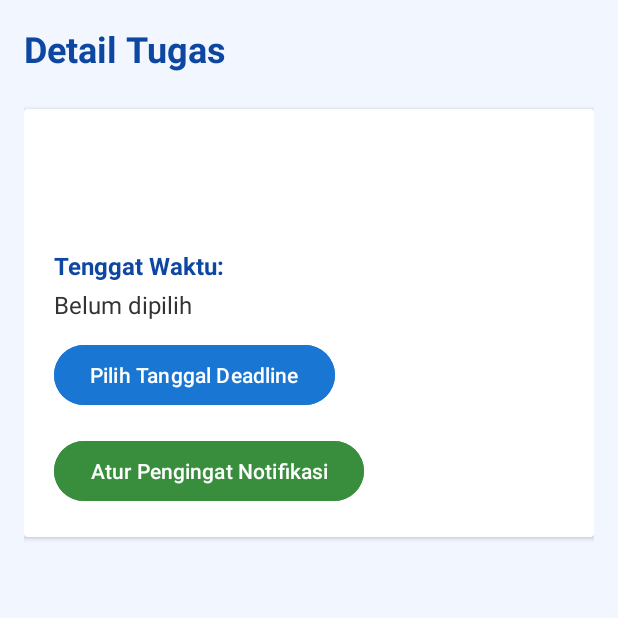
After one commit to Devi-web22/app_todo_rimender, an Android app: the detail screen opened directly, with no data from a screen before it, on a phone screen of 412 x 824 dp, the top half of it. The commit adds this screen. Run offline under Robolectric (Android 15) with nearby library versions, the phone set to English and light mode, and no system bars.

Commit message:
commit menambahkan halaman detail

```diff
--- a/app/src/main/AndroidManifest.xml
+++ b/app/src/main/AndroidManifest.xml
@@ -11,6 +11,9 @@
         android:roundIcon="@mipmap/ic_launcher_round"
         android:supportsRtl="true"
         android:theme="@style/Theme.TodoRimender">
+        <activity
+            android:name=".detail"
+            android:exported="false" />
         <activity
             android:name=".register"
             android:exported="false" />
--- /dev/null
+++ b/app/src/main/java/com/example/todorimender/detail.kt
@@ -0,0 +1,89 @@
+package com.example.todorimender
+
+import android.os.Bundle
+import android.widget.Button
+import android.widget.TextView
+import androidx.appcompat.app.AppCompatActivity
+import android.app.DatePickerDialog
+import android.widget.Toast
+import java.text.SimpleDateFormat
+import java.util.Calendar
+import java.util.Locale
+import android.app.AlarmManager
+import android.app.PendingIntent
+import android.content.Intent
+
+
+
+
+class detail : AppCompatActivity() {
+
+    private lateinit var tvTitle: TextView
+    private lateinit var tvDesc: TextView
+    private lateinit var tvDeadline: TextView
+    private lateinit var btnPickDate: Button
+    private lateinit var btnSetReminder: Button
+
+    private var deadlineCalendar = Calendar.getInstance()
+
+    override fun onCreate(savedInstanceState: Bundle?) {
+        super.onCreate(savedInstanceState)
+        setContentView(R.layout.activity_detail)
+
+        tvTitle = findViewById(R.id.tvDetailTitle)
+        tvDesc = findViewById(R.id.tvDetailDesc)
+        tvDeadline = findViewById(R.id.tvDeadline)
+        btnPickDate = findViewById(R.id.btnPickDate)
+        btnSetReminder = findViewById(R.id.btnSetReminder)
+
+        val title = intent.getStringExtra("title")
+        val desc = intent.getStringExtra("description")
+
+        tvTitle.text = title
+        tvDesc.text = desc
+
+        // Pilih tanggal deadline
+        btnPickDate.setOnClickListener {
+            val calendar = Calendar.getInstance()
+            val year = calendar.get(Calendar.YEAR)
+            val month = calendar.get(Calendar.MONTH)
+            val day = calendar.get(Calendar.DAY_OF_MONTH)
+
+            val datePicker = DatePickerDialog(this, { _, y, m, d ->
+                deadlineCalendar.set(y, m, d)
+                val dateStr = SimpleDateFormat("dd MMMM yyyy", Locale("id", "ID"))
+                    .format(deadlineCalendar.time)
+                tvDeadline.text = dateStr
+            }, year, month, day)
+
+            datePicker.show()
+        }
+
+        btnSetReminder.setOnClickListener {
+            val context = this
+            val title = tvTitle.text.toString()
+            val desc = tvDesc.text.toString()
+
+            val intent = Intent(context, ReminderReceiver::class.java).apply {
+                putExtra("title", title)
+                putExtra("description", desc)
+            }
+
+            val pendingIntent = PendingIntent.getBroadcast(
+                context,
+                0,
+                intent,
+                PendingIntent.FLAG_UPDATE_CURRENT or PendingIntent.FLAG_IMMUTABLE
+            )
+
+            val alarmManager = getSystemService(ALARM_SERVICE) as AlarmManager
+            alarmManager.setExact(
+                AlarmManager.RTC_WAKEUP,
+                deadlineCalendar.timeInMillis,
+                pendingIntent
+            )
+
+            Toast.makeText(context, "Pengingat berhasil diatur!", Toast.LENGTH_LONG).show()
+        }
+    }
+}
--- a/app/src/main/java/com/example/todorimender/todoAdapter.kt
+++ b/app/src/main/java/com/example/todorimender/todoAdapter.kt
@@ -50,7 +50,6 @@ class todoAdapter(
     override fun getItemCount(): Int = todos.size
 
     private fun playSound() {
-        // create + release setelah selesai supaya tidak leak
         val mp = MediaPlayer.create(context, android.provider.Settings.System.DEFAULT_NOTIFICATION_URI)
         mp.setOnCompletionListener { player -> player.release() }
         mp.start()
--- /dev/null
+++ b/app/src/main/res/layout/activity_detail.xml
@@ -0,0 +1,96 @@
+<?xml version="1.0" encoding="utf-8"?>
+<ScrollView
+    xmlns:android="http://schemas.android.com/apk/res/android"
+    android:layout_width="match_parent"
+    android:layout_height="match_parent"
+    android:background="#F2F6FF"
+    android:padding="16dp">
+
+    <LinearLayout
+        android:layout_width="match_parent"
+        android:layout_height="wrap_content"
+        android:orientation="vertical">
+
+        <!-- Header -->
+        <TextView
+            android:layout_width="match_parent"
+            android:layout_height="wrap_content"
+            android:text="Detail Tugas"
+            android:textSize="24sp"
+            android:textColor="#0D47A1"
+            android:textStyle="bold"
+            android:layout_marginBottom="24dp"/>
+
+        <!-- Card for Detail -->
+        <androidx.cardview.widget.CardView
+            android:layout_width="match_parent"
+            android:layout_height="wrap_content"
+            android:cardElevation="6dp"
+            android:cardCornerRadius="12dp"
+            android:backgroundTint="#FFFFFF"
+            android:layout_marginBottom="24dp">
+
+            <LinearLayout
+                android:layout_width="match_parent"
+                android:layout_height="wrap_content"
+                android:orientation="vertical"
+                android:padding="20dp">
+
+                <TextView
+                    android:id="@+id/tvDetailTitle"
+                    android:layout_width="match_parent"
+                    android:layout_height="wrap_content"
+                    android:text="Judul Tugas"
+                    android:textSize="20sp"
+                    android:textStyle="bold"
+                    android:textColor="#0D47A1"
+                    android:layout_marginBottom="8dp"/>
+
+                <TextView
+                    android:id="@+id/tvDetailDesc"
+                    android:layout_width="match_parent"
+                    android:layout_height="wrap_content"
+                    android:text="Deskripsi Tugas"
+                    android:textSize="16sp"
+                    android:textColor="#333333"
+                    android:layout_marginBottom="16dp"/>
+
+                <TextView
+                    android:layout_width="wrap_content"
+                    android:layout_height="wrap_content"
+                    android:text="Tenggat Waktu:"
+                    android:textSize="16sp"
+                    android:textStyle="bold"
+                    android:textColor="#0D47A1"
+                    android:layout_marginBottom="4dp"/>
+
+                <TextView
+                    android:id="@+id/tvDeadline"
+                    android:layout_width="wrap_content"
+                    android:layout_height="wrap_content"
+                    android:text="Belum dipilih"
+                    android:textSize="16sp"
+                    android:textColor="#333333"
+                    android:layout_marginBottom="12dp"/>
+
+                <Button
+                    android:id="@+id/btnPickDate"
+                    android:layout_width="wrap_content"
+                    android:layout_height="wrap_content"
+                    android:text="Pilih Tanggal Deadline"
+                    android:backgroundTint="#1976D2"
+                    android:textColor="@android:color/white"/>
+
+                <Button
+                    android:id="@+id/btnSetReminder"
+                    android:layout_width="wrap_content"
+                    android:layout_height="wrap_content"
+                    android:text="Atur Pengingat Notifikasi"
+                    android:layout_marginTop="16dp"
+                    android:backgroundTint="#388E3C"
+                    android:textColor="@android:color/white"/>
+
+            </LinearLayout>
+        </androidx.cardview.widget.CardView>
+    </LinearLayout>
+</ScrollView>
--- a/app/src/main/res/layout/item_todo.xml
+++ b/app/src/main/res/layout/item_todo.xml
@@ -4,7 +4,7 @@
     android:layout_width="match_parent"
     android:layout_height="wrap_content"
     android:layout_marginBottom="12dp"
-    app:cardCornerRadius="16dp"
+    app:cardCornerRadius="10dp"
     app:cardElevation="4dp"
     app:cardBackgroundColor="@android:color/white">
 
--- a/app/src/main/res/values/ids.xml
+++ b/app/src/main/res/values/ids.xml
@@ -1,3 +1,4 @@
 <?xml version="1.0" encoding="utf-8"?>
 <resources>
+    <item name="tvCurrentDate" type="id" />
 </resources>
--- a/app/src/main/res/values/strings.xml
+++ b/app/src/main/res/values/strings.xml
@@ -8,4 +8,10 @@
     <string name="log">Login</string>
     <string name="register">Register</string>
     <string name="back_to_login">Back to Login</string>
+    <string name="halo_selamat_datang">Halo, Selamat datang!</string>
+    <string name="tulis_tugas_anda">Tulis tugas anda</string>
+    <string name="_23_september_2025">📅 23 September 2025</string>
+    <string name="judul_tugas">Judul tugas</string>
+    <string name="deskripsi">Deskripsi</string>
+    <string name="tambah">Tambah</string>
 </resources>
```
Also changed, not shown: app/src/main/java/com/example/todorimender/MainActivity.kt (+43 -14 lines), app/src/main/java/com/example/todorimender/ReminderReceiver.kt (added, +41 -0 lines), app/src/main/res/layout/activity_main.xml (+62 -19 lines), app/src/main/res/layout/activity_register.xml (+7 -0 lines).
